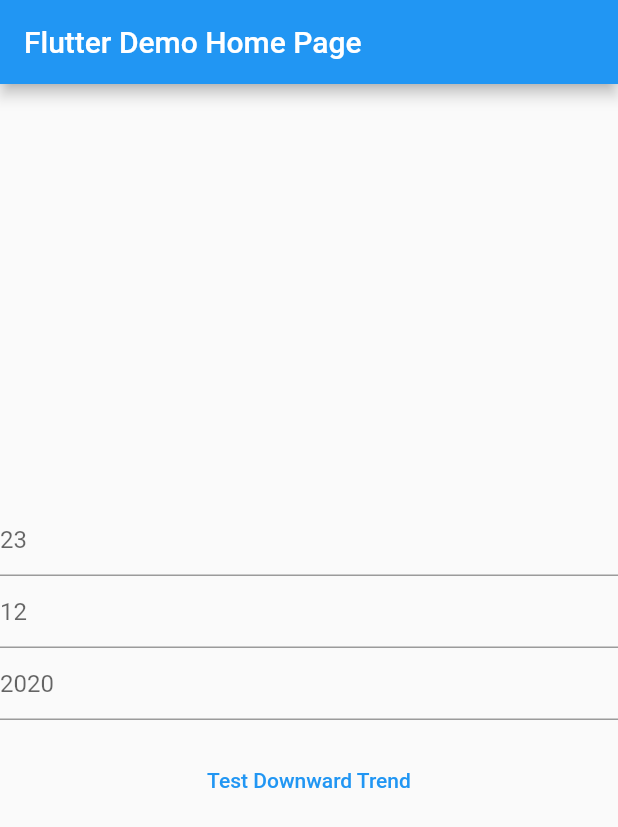
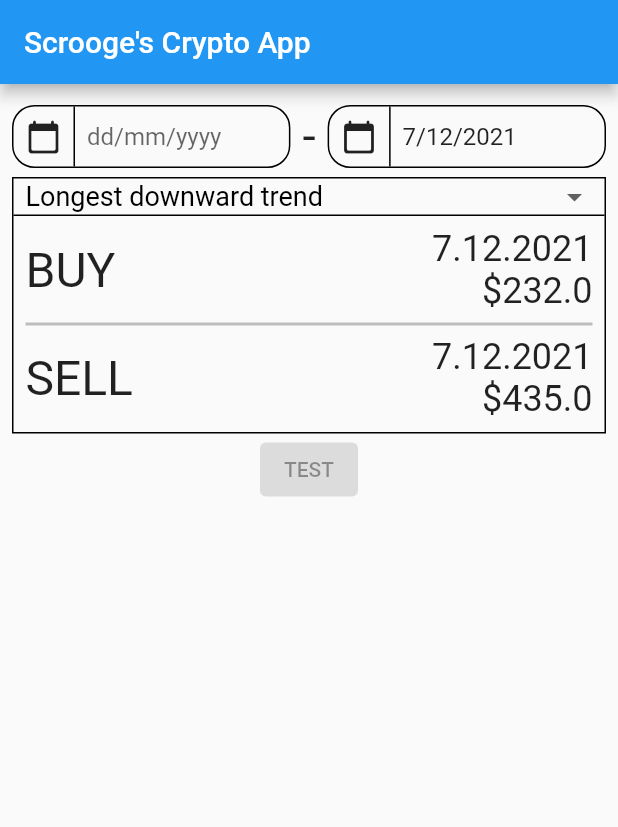
Before and after one commit to JeF0X/rising_star_crypto_app, a Flutter app: the screen it shows after launch, on a phone screen of 412 x 824 dp. Shown: the top 827 px of the screen. Run offline on Flutter 3.47's test engine with Material 2 defaults, Android fonts, the phone set to English and light mode, and no system bars.

Commit message:
Refactor Map<DateTime, double> to DateValue

```diff
--- /dev/null
+++ b/lib/common/date_price_info.dart
@@ -0,0 +1,38 @@
+import 'package:flutter/material.dart';
+
+class DatePriceInfo extends StatelessWidget {
+  final String title;
+  final DateTime date;
+  final double price;
+  const DatePriceInfo(
+      {Key? key, required this.title, required this.date, required this.price})
+      : super(key: key);
+
+  @override
+  Widget build(BuildContext context) {
+    return Row(
+      mainAxisAlignment: MainAxisAlignment.spaceBetween,
+      children: [
+        Text(
+          title,
+          style: const TextStyle(fontSize: 32.0),
+        ),
+        Column(
+          crossAxisAlignment: CrossAxisAlignment.end,
+          children: [
+            Text(
+              '${date.day}.${date.month}.${date.year}',
+              style: const TextStyle(
+                fontSize: 24.0,
+              ),
+            ),
+            Text(
+              '\$$price',
+              style: const TextStyle(fontSize: 24.0),
+            ),
+          ],
+        )
+      ],
+    );
+  }
+}
--- /dev/null
+++ b/lib/common/text_field_date_picker.dart
@@ -0,0 +1,68 @@
+import 'package:flutter/material.dart';
+
+class TextFieldDatePicker extends StatelessWidget {
+  final TextEditingController controller;
+  final Function(DateTime date) onPressed;
+  final DateTime? initialDate;
+  const TextFieldDatePicker(
+      {Key? key,
+      required this.controller,
+      required this.onPressed,
+      this.initialDate})
+      : super(key: key);
+
+  @override
+  Widget build(BuildContext context) {
+    if (initialDate != null) {
+      controller.text =
+          '${initialDate!.day}/${initialDate!.month}/${initialDate!.year}';
+    }
+
+    return Container(
+      decoration: BoxDecoration(
+        border: Border.all(),
+        borderRadius: BorderRadius.circular(15.0),
+      ),
+      child: Row(
+        children: [
+          Container(
+            decoration:
+                const BoxDecoration(border: Border(right: BorderSide())),
+            child: InkWell(
+              borderRadius: const BorderRadius.only(
+                topLeft: Radius.circular(15.0),
+                bottomLeft: Radius.circular(15.0),
+              ),
+              child: const Padding(
+                padding: EdgeInsets.all(8.0),
+                child: Icon(Icons.calendar_today_rounded),
+              ),
+              onTap: () async {
+                var dateRange = await showDatePicker(
+                  initialDate: initialDate ?? DateTime.now(),
+                  context: context,
+                  firstDate: DateTime(2013, 1, 1),
+                  lastDate: DateTime.now(),
+                );
+                if (dateRange == null) {
+                  return;
+                }
+                onPressed(dateRange);
+              },
+            ),
+          ),
+          Expanded(
+              child: Padding(
+            padding: const EdgeInsets.only(left: 8.0),
+            child: TextField(
+              controller: controller,
+              keyboardType: TextInputType.datetime,
+              decoration:
+                  const InputDecoration.collapsed(hintText: 'dd/mm/yyyy'),
+            ),
+          )),
+        ],
+      ),
+    );
+  }
+}
--- a/lib/main.dart
+++ b/lib/main.dart
@@ -1,6 +1,8 @@
 import 'dart:developer';
 
 import 'package:flutter/material.dart';
+import 'package:rising_star_crypto_app/common/date_price_info.dart';
+import 'package:rising_star_crypto_app/common/text_field_date_picker.dart';
 import 'package:rising_star_crypto_app/models/market_chart_data.dart';
 import 'package:rising_star_crypto_app/services/coin_gecko_data.dart';
 
@@ -17,7 +19,7 @@ class MyApp extends StatelessWidget {
       theme: ThemeData(
         primarySwatch: Colors.blue,
       ),
-      home: const MyHomePage(title: 'Flutter Demo Home Page'),
+      home: const MyHomePage(title: 'Scrooge\'s Crypto App'),
     );
   }
 }
@@ -36,51 +38,60 @@ class _MyHomePageState extends State<MyHomePage> {
 
   var coin = 'bitcoin';
   var currency = 'usd';
-  var endTime =
-      DateTime.fromMillisecondsSinceEpoch(1632960000 * 1000, isUtc: true);
+  DateTime? startDate;
+  DateTime endDate = DateTime.now();
+  String longestDownwardTrendText = '';
+  String dropdownValue = 'Longest downward trend';
 
-  int day = 1;
-  int month = 1;
-  int year = 0;
-  String longestDownwardTrendText = '';
+  TextEditingController fromController = TextEditingController();
+  TextEditingController toController = TextEditingController();
 
-  Future<void> _highestTradingVolume(DateTime startTime) async {
+  Future<void> _highestTradingVolume(DateTimeRange timeRange) async {
     var data = CoinGeckoData.instance;
     try {
       var tradingVolumes = await data.getDailyTotalVolumesWithinRange(
-          coin: coin, vsCurrency: currency, from: startTime, to: endTime);
+          coin: coin,
+          vsCurrency: currency,
+          from: timeRange.start,
+          to: timeRange.end);
       var highestTradingVolume =
           MarketChartData.getHighestDailyTradingVolume(tradingVolumes);
-      log('Highest trading volume was ${highestTradingVolume.value.toString()} on ${highestTradingVolume.key.toString()}');
+      log('Highest trading volume was ${highestTradingVolume.value.toString()} on ${highestTradingVolume.date.toString()}');
     } catch (e) {
       log(e.toString());
     }
   }
 
-  Future<void> _longestDownwardTrend(DateTime startTime) async {
+  Future<void> _longestDownwardTrend(DateTimeRange timeRange) async {
     var data = CoinGeckoData.instance;
     try {
       var prices = await data.getDailyPricesWithinRange(
-          coin: coin, vsCurrency: currency, from: startTime, to: endTime);
+          coin: coin,
+          vsCurrency: currency,
+          from: timeRange.start,
+          to: timeRange.end);
       var longestDownwardTrend =
           MarketChartData.getLongestDownwardTrendWithinRange(prices);
 
-      log('Longest downward trend of ${longestDownwardTrend.length - 1} days between $startTime and $endTime was from ${longestDownwardTrend.keys.first} to ${longestDownwardTrend.keys.last}');
+      log('Longest downward trend of ${longestDownwardTrend.length - 1} days between ${timeRange.start} and $endDate was from ${longestDownwardTrend.first.date} to ${longestDownwardTrend.last.date}');
 
       setState(() {
         longestDownwardTrendText =
-            'Longest downward trend of ${longestDownwardTrend.length - 1} days between ${prices.keys.first} and ${prices.keys.last} was from ${longestDownwardTrend.keys.first} to ${longestDownwardTrend.keys.last}';
+            'Longest downward trend of ${longestDownwardTrend.length - 1} days between ${prices.first.date} and ${prices.last.date} was from ${longestDownwardTrend.first.date} to ${longestDownwardTrend.last.date}';
       });
     } catch (e) {
       log(e.toString());
     }
   }
 
-  Future<void> _bestTimeToBuyAndSell(DateTime startTime) async {
+  Future<void> _bestTimeToBuyAndSell(DateTimeRange timeRange) async {
     var data = CoinGeckoData.instance;
     try {
       var prices = await data.getDailyPricesWithinRange(
-          coin: coin, vsCurrency: currency, from: startTime, to: endTime);
+          coin: coin,
+          vsCurrency: currency,
+          from: timeRange.start,
+          to: timeRange.end);
       MarketChartData.calculateBestBuySellTimes(prices);
     } catch (e) {
       log(e.toString());
@@ -93,44 +104,132 @@ class _MyHomePageState extends State<MyHomePage> {
       appBar: AppBar(
         title: Text(widget.title),
       ),
-      body: Center(
+      body: SingleChildScrollView(
+        child: Padding(
+          padding: const EdgeInsets.all(8.0),
           child: Column(
             mainAxisAlignment: MainAxisAlignment.center,
             children: <Widget>[
-            TextField(
-              decoration: const InputDecoration(hintText: '23'),
-              onChanged: (value) {
-                day = int.tryParse(value) ?? 1;
+              Row(
+                children: [
+                  Expanded(
+                    child: TextFieldDatePicker(
+                      controller: fromController,
+                      initialDate: startDate,
+                      onPressed: (date) async {
+                        setState(() {
+                          startDate = date;
+                          fromController.text =
+                              '${date.day}/${date.month}/${date.year}';
+                        });
                       },
                     ),
-            TextField(
-              decoration: const InputDecoration(hintText: '12'),
-              onChanged: (value) {
-                month = int.tryParse(value) ?? 12;
+                  ),
+                  const Padding(
+                    padding: EdgeInsets.all(8.0),
+                    child: Text(
+                      '-',
+                      style: TextStyle(fontSize: 32.0),
+                    ),
+                  ),
+                  Expanded(
+                    child: TextFieldDatePicker(
+                      controller: toController,
+                      initialDate: endDate,
+                      onPressed: (date) async {
+                        setState(() {
+                          endDate = date;
+                          toController.text =
+                              '${date.day}/${date.month}/${date.year}';
+                        });
                       },
                     ),
-            TextField(
-              decoration: const InputDecoration(hintText: '2020'),
-              onChanged: (value) {
-                year = int.tryParse(value) ?? 2020;
-              },
-            ),
-            Text(
-              longestDownwardTrendText,
-            ),
-            TextButton(
-              onPressed: () => _onPressed(),
-              child: const Text('Test Downward Trend'),
                   ),
                 ],
+              ),
+              Container(
+                decoration: BoxDecoration(border: Border.all()),
+                child: Column(
+                  crossAxisAlignment: CrossAxisAlignment.stretch,
+                  children: [
+                    Padding(
+                      padding: const EdgeInsets.symmetric(horizontal: 8.0),
+                      child: DropdownButton<String>(
+                        value: dropdownValue,
+                        isExpanded: true,
+                        iconSize: 24,
+                        elevation: 16,
+                        style: const TextStyle(
+                          color: Colors.black,
+                        ),
+                        isDense: true,
+                        underline: Container(
+                          height: 1.0,
+                          color: Colors.transparent,
+                        ),
+                        onChanged: (String? newValue) {
+                          setState(() {
+                            dropdownValue = newValue!;
+                          });
+                        },
+                        items: <String>[
+                          'Longest downward trend',
+                          'Highest trading volume',
+                          'Best days to buy and sell',
+                        ].map<DropdownMenuItem<String>>((String value) {
+                          return DropdownMenuItem<String>(
+                            value: value,
+                            child: Text(
+                              value,
+                              style: const TextStyle(fontSize: 18.0),
+                            ),
+                          );
+                        }).toList(),
+                      ),
+                    ),
+                    Container(
+                      decoration: (const BoxDecoration(
+                          border: Border(top: BorderSide()))),
+                      child: Padding(
+                        padding: const EdgeInsets.all(8.0),
+                        child: Column(
+                          children: [
+                            DatePriceInfo(
+                              date: DateTime.now(),
+                              price: 232.0,
+                              title: 'BUY',
+                            ),
+                            Divider(
+                              thickness: 2.0,
+                              color: Colors.grey.shade400,
+                            ),
+                            DatePriceInfo(
+                              date: DateTime.now(),
+                              price: 435.0,
+                              title: 'SELL',
+                            ),
+                          ],
+                        ),
+                      ),
+                    )
+                  ],
+                ),
+              ),
+              ElevatedButton(
+                onPressed:
+                    startDate == null ? null : () => _onPressed(startDate!),
+                child: const Text('TEST'),
+              ),
+            ],
+          ),
         ),
       ),
     );
   }
 
-  void _onPressed() async {
-    await _highestTradingVolume(DateTime.utc(year, month, day));
-    await _longestDownwardTrend(DateTime.utc(year, month, day));
-    await _bestTimeToBuyAndSell(DateTime.utc(year, month, day));
+  void _onPressed(DateTime startDate) async {
+    await _highestTradingVolume(DateTimeRange(start: startDate, end: endDate));
+    await _longestDownwardTrend(DateTimeRange(start: startDate, end: endDate));
+    await _bestTimeToBuyAndSell(DateTimeRange(start: startDate, end: endDate));
   }
 }
```
Also changed, not shown: lib/common/helpers.dart (+36 -34 lines), lib/models/market_chart_data.dart (+15 -16 lines), lib/services/coin_gecko_data.dart (+12 -5 lines), lib/services/crypto_data.dart (+5 -3 lines). Lines whose indentation alone changed are shown as unchanged.
